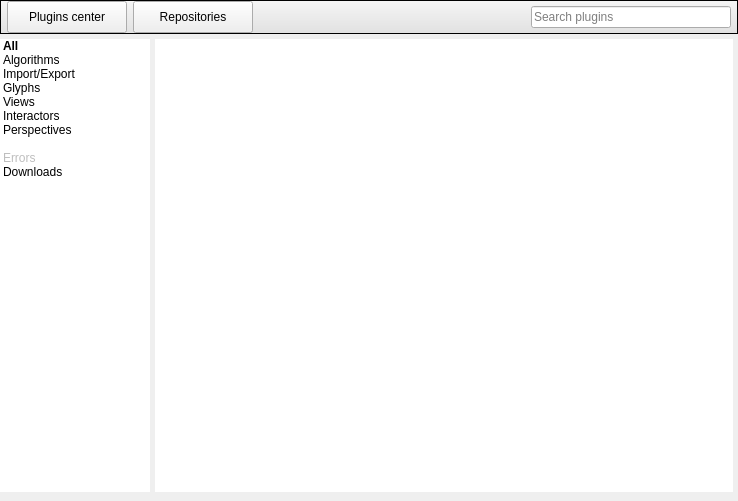
This is software/tulip/designer/PluginsCenter.ui in vadivelselvaraj/TulipGLImprovement as Qt 5 draws it before an edit. The edited form follows.
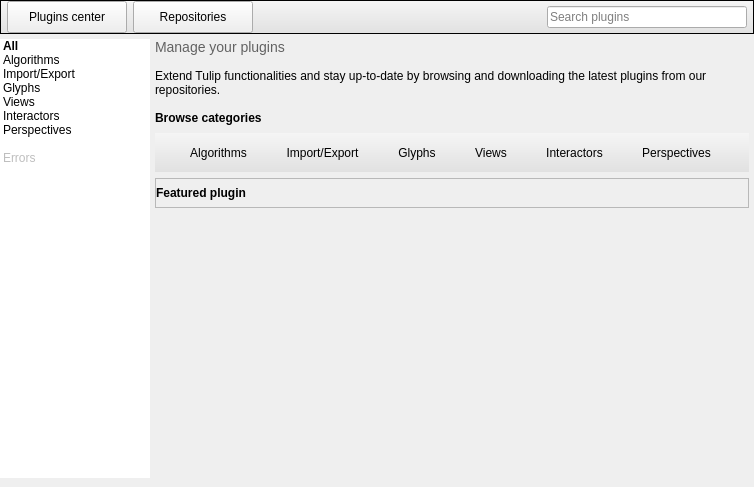
This is the edited form. The open tabs and pages were chosen to show the change. Icons and pictures are not drawn. Custom widgets are drawn as their Qt base class.

Diff of the .ui file:
```diff
--- a/software/tulip/designer/PluginsCenter.ui
+++ b/software/tulip/designer/PluginsCenter.ui
@@ -6,8 +6,8 @@
    <rect>
     <x>0</x>
     <y>0</y>
-    <width>738</width>
-    <height>501</height>
+    <width>754</width>
+    <height>487</height>
    </rect>
   </property>
   <layout class="QVBoxLayout" name="verticalLayout">
@@ -275,15 +275,6 @@
            <set>ItemIsSelectable|ItemIsDragEnabled|ItemIsUserCheckable</set>
           </property>
          </item>
-         <item>
-          <property name="text">
-           <string>Downloads</string>
-          </property>
-          <property name="icon">
-           <iconset>
-            <normaloff>:/tulip/app/icons/network-receive.svg</normaloff>:/tulip/app/icons/network-receive.svg</iconset>
-          </property>
-         </item>
         </widget>
        </item>
       </layout>
@@ -585,8 +576,8 @@
                <rect>
                 <x>0</x>
                 <y>0</y>
-                <width>572</width>
-                <height>222</height>
+                <width>588</width>
+                <height>199</height>
                </rect>
               </property>
              </widget>
@@ -1012,51 +1003,6 @@
          </item>
         </layout>
        </widget>
-       <widget class="QWidget" name="downloadsPage">
-        <layout class="QVBoxLayout" name="verticalLayout_8">
-         <property name="leftMargin">
-          <number>5</number>
-         </property>
-         <property name="topMargin">
-          <number>5</number>
-         </property>
-         <property name="rightMargin">
-          <number>5</number>
-         </property>
-         <property name="bottomMargin">
-          <number>0</number>
-         </property>
-         <item>
-          <widget class="QScrollArea" name="downloadsList">
-           <property name="styleSheet">
-            <string notr="true">#downloadsListContents {
-background-color: white;
-border-top: 1px solid &quot;#C9C9C9&quot;;
-border-right: 1px solid &quot;#C9C9C9&quot;;
-border-left: 1px solid &quot;#C9C9C9&quot;;
-border-bottom: 1px solid &quot;#C9C9C9&quot;;
-}</string>
-           </property>
-           <property name="frameShape">
-            <enum>QFrame::NoFrame</enum>
-           </property>
-           <property name="widgetResizable">
-            <bool>true</bool>
-           </property>
-           <widget class="QWidget" name="downloadsListContents">
-            <property name="geometry">
-             <rect>
-              <x>0</x>
-              <y>0</y>
-              <width>90</width>
-              <height>25</height>
-             </rect>
-            </property>
-           </widget>
-          </widget>
-         </item>
-        </layout>
-       </widget>
       </widget>
      </item>
     </layout>
```
Left out of the diff: 21 changed lines with no effect on the pictures.
